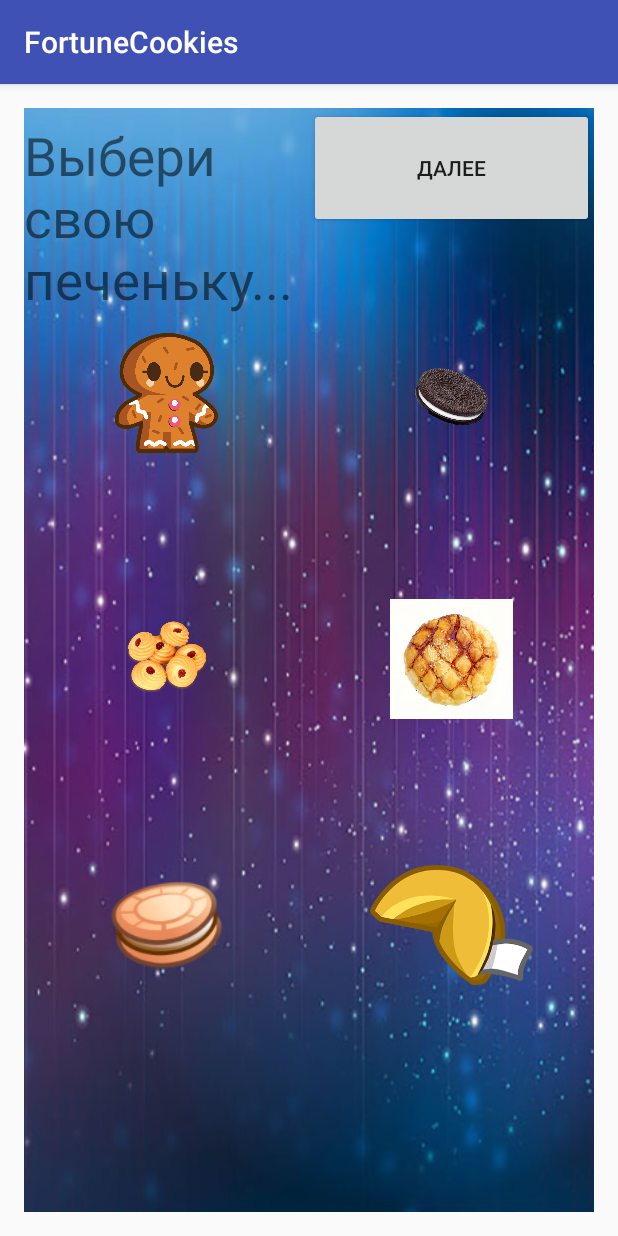
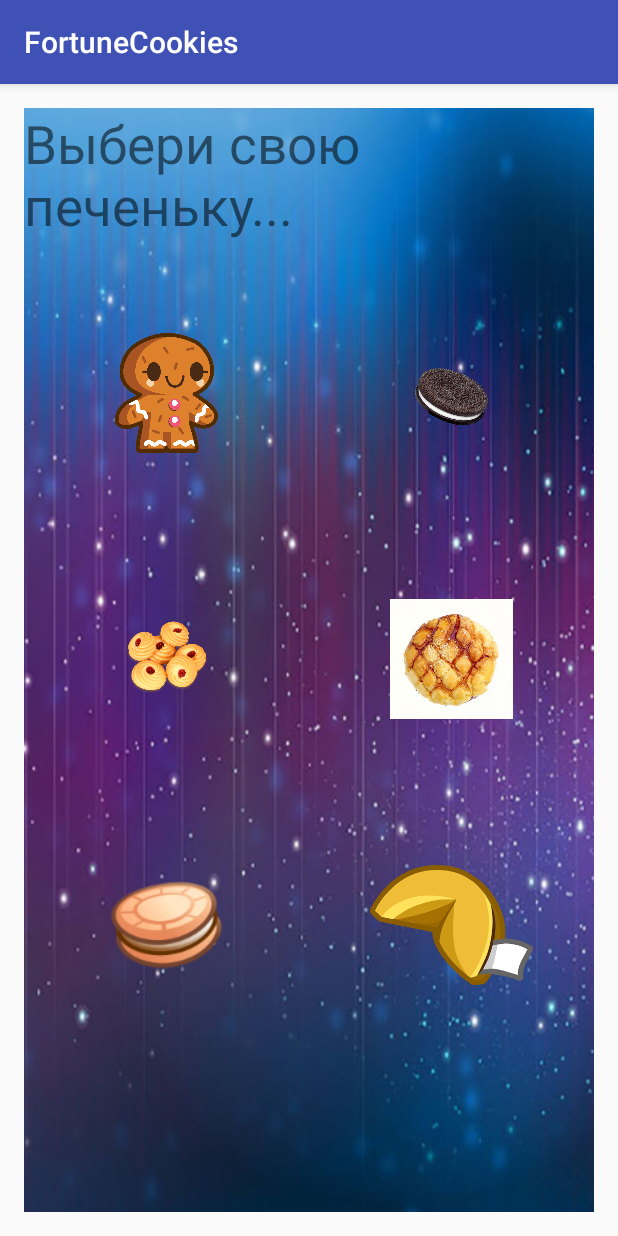
Before and after one commit to AppCampSiberia/FortuneCookies, an Android app: the CookieActivity screen opened directly, with no data from a screen before it, on a phone screen of 412 x 824 dp. Run offline under Robolectric (Android 15) with nearby library versions, the phone set to English and light mode, and no system bars.

Commit message:
На 5 экране  убрали кнопку ''Далее''.Сделали переход из 5 экрана в 6 экран

```diff
--- a/app/src/main/java/appcampsiberia/fortunecookies/CookieActivity.java
+++ b/app/src/main/java/appcampsiberia/fortunecookies/CookieActivity.java
@@ -5,27 +5,73 @@ import android.support.v7.app.AppCompatActivity;
 import android.os.Bundle;
 import android.view.View;
 import android.widget.Button;
+import android.widget.ImageView;
 import android.widget.TextView;
 
 public class CookieActivity extends AppCompatActivity {
 
-    Button buttonNext2;
-
+    ImageView imageViewcookie1;
+    ImageView imageViewcookie2;
+    ImageView imageViewcookie3;
+    ImageView imageViewcookie4;
+    ImageView imageViewcookie5;
+    ImageView imageViewcookie6;
 
     @Override
     protected void onCreate(Bundle savedInstanceState) {
         super.onCreate(savedInstanceState);
         setContentView(R.layout.activity_cookie);
 
-        buttonNext2 = (Button) findViewById(R.id.buttonNext2);
-        buttonNext2.setOnClickListener(new View.OnClickListener() {
+        imageViewcookie1 = (ImageView) findViewById(R.id.cookie1);
+        imageViewcookie1.setOnClickListener(new View.OnClickListener() {
             @Override
             public void onClick(View v) {
                 Intent intent = new Intent(CookieActivity.this, FortuneActivity.class);
                 startActivity(intent);
 
+
             }
 
         });
+        imageViewcookie2 = (ImageView) findViewById(R.id.cookie2);
+        imageViewcookie2.setOnClickListener(new View.OnClickListener() {
+            @Override
+            public void onClick(View v) {
+                Intent intent = new Intent(CookieActivity.this, FortuneActivity.class);
+                startActivity(intent);
+            }
+        });
+        imageViewcookie3 = (ImageView) findViewById(R.id.cookie3);
+        imageViewcookie3.setOnClickListener(new View.OnClickListener() {
+            @Override
+            public void onClick(View v) {
+                Intent intent = new Intent(CookieActivity.this, FortuneActivity.class);
+                startActivity(intent);
+            }
+        });
+        imageViewcookie4 = (ImageView) findViewById(R.id.cookie4);
+        imageViewcookie4.setOnClickListener(new View.OnClickListener() {
+            @Override
+            public void onClick(View v) {
+                Intent intent = new Intent(CookieActivity.this, FortuneActivity.class);
+                startActivity(intent);
+            }
+        });
+        imageViewcookie5 = (ImageView) findViewById(R.id.cookie5);
+        imageViewcookie5.setOnClickListener(new View.OnClickListener() {
+            @Override
+            public void onClick(View v) {
+                Intent intent = new Intent(CookieActivity.this, FortuneActivity.class);
+                startActivity(intent);
+            }
+        });
+        imageViewcookie6 = (ImageView) findViewById(R.id.cookie6);
+        imageViewcookie6.setOnClickListener(new View.OnClickListener() {
+            @Override
+            public void onClick(View v) {
+                Intent intent = new Intent(CookieActivity.this, FortuneActivity.class);
+                startActivity(intent);
+            }
+        });
     }
 }
--- a/app/src/main/res/layout/activity_cookie.xml
+++ b/app/src/main/res/layout/activity_cookie.xml
@@ -37,16 +37,6 @@
                 android:id="@+id/textView5"
                 android:textSize="35sp"
                 android:layout_weight="1" />
-
-            <Button
-                android:layout_width="0dp"
-                android:layout_height="80dp"
-                android:id="@+id/buttonNext2"
-                android:layout_below="@+id/linearLayout"
-                android:layout_alignParentLeft="true"
-                android:layout_alignParentStart="true"
-                android:layout_weight="1"
-                android:text="Далее" />
 
         </LinearLayout>
 
```
Also changed, not shown: app/src/main/java/appcampsiberia/fortunecookies/FortuneActivity.java (+47 -1 lines).
